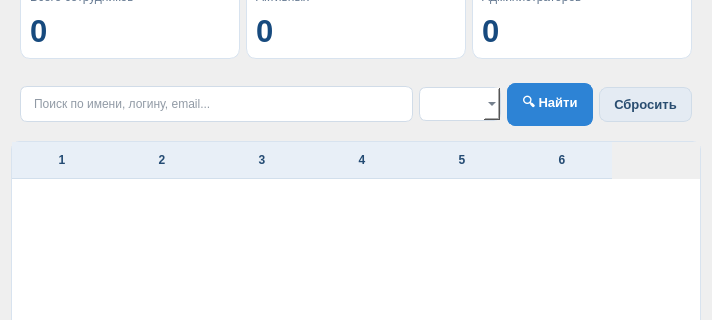
The window that ui/pages/employees_page.ui (slavkkinns-ux/IS-OTK-ELMA) describes before a commit, drawn with Qt 5; both pictures show x 0 to 712 and y 155 to 475 of the 712 by 566 pixel window.
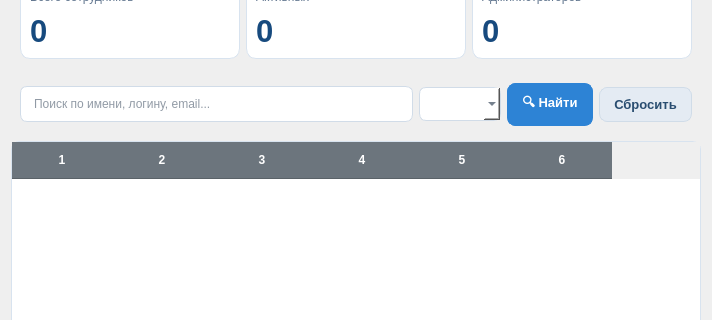
The same window after the commit.

Diff of the .ui file:
```diff
--- a/ui/pages/employees_page.ui
+++ b/ui/pages/employees_page.ui
@@ -211,10 +211,10 @@
 }
 
 QHeaderView::section {
-    background-color: #E8EFF7;
-    color: #244B73;
+    background-color: #6C757D;
+    color: #FFFFFF;
     border: none;
-    border-bottom: 1px solid #D2DFEC;
+    border-bottom: 1px solid #5A6268;
     padding: 9px 7px;
     font-weight: bold;
 }
```
